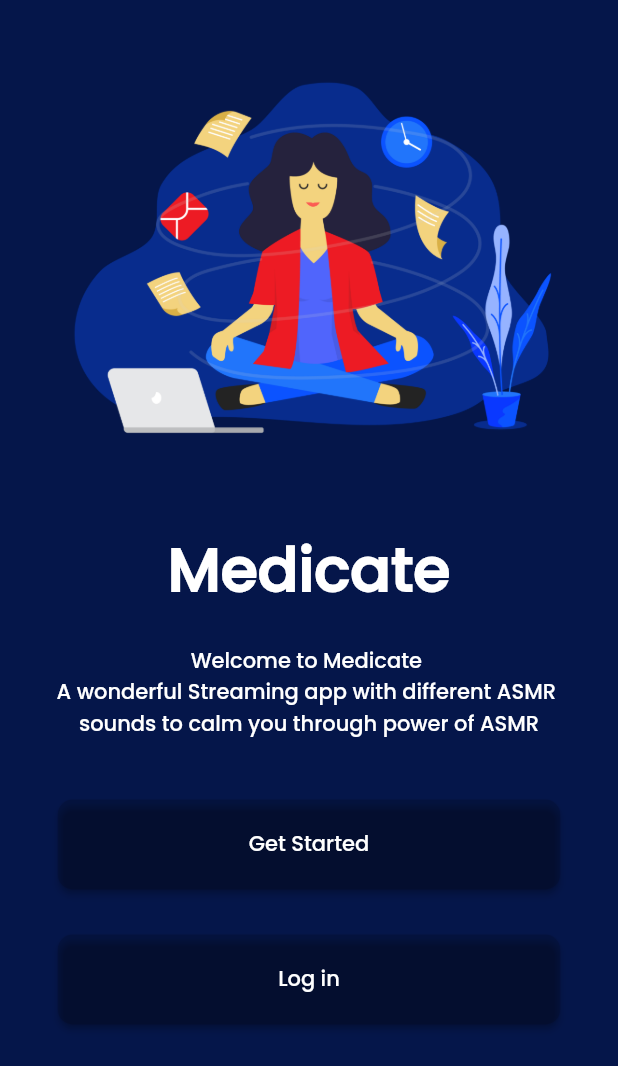
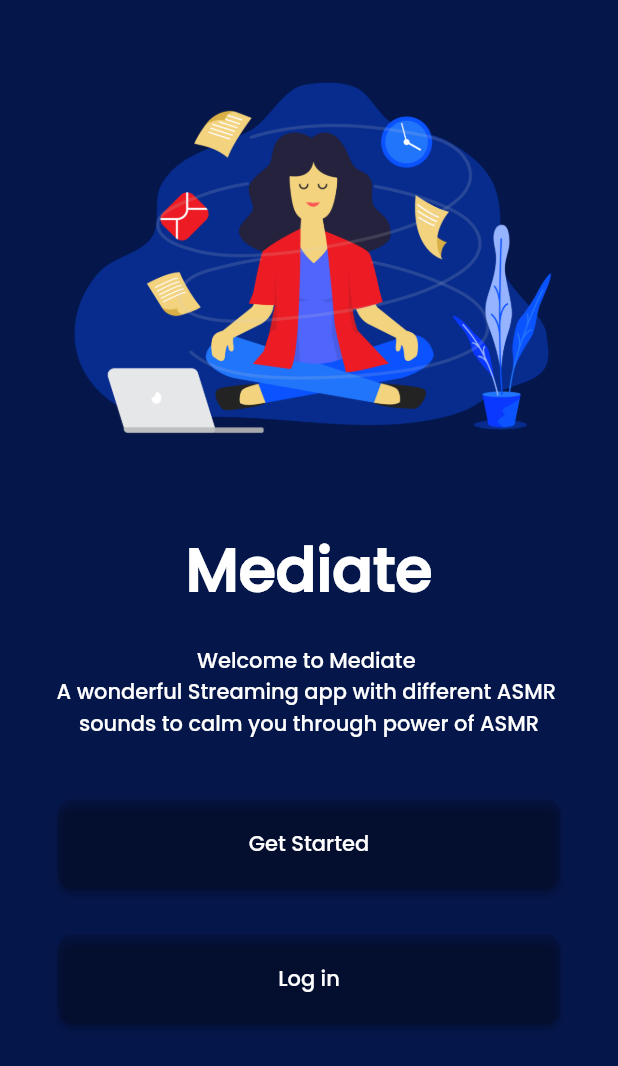
Before and after one commit to chaudharyjatin115/mediate, a Flutter app: the screen it shows after launch, on a phone screen of 412 x 824 dp. Shown: the top 1066 px of the screen. Run offline on Flutter 3.47's test engine with Material 2 defaults, Android fonts, the phone set to English and light mode, and no system bars.

Commit message:
fixing some typos and changing input color

```diff
--- a/lib/screens /on_boarding_screen.dart
+++ b/lib/screens /on_boarding_screen.dart
@@ -21,7 +21,7 @@ class OnBoardingScreen extends StatelessWidget {
               const Padding(
                 padding: EdgeInsets.only(bottom: 20.0),
                 child: Text(
-                  'Medicate',
+                  'Mediate',
                   style: TextStyle(
                       fontSize: 40.0,
                       color: Colors.white,
@@ -29,7 +29,7 @@ class OnBoardingScreen extends StatelessWidget {
                 ),
               ),
               const Text(
-                'Welcome to Medicate ',
+                'Welcome to Mediate ',
                 style: TextStyle(color: Colors.white),
               ),
               const Text(
--- a/lib/widgets/custom_input_field.dart
+++ b/lib/widgets/custom_input_field.dart
@@ -14,7 +14,7 @@ class InputTextField extends StatelessWidget {
         width: 380.0,
         color: Colors.black12,
         child: TextField(
-        style:const  TextStyle(color: Colors.white),
+          style: const TextStyle(color: Colors.grey),
           obscureText: isTrue!,
           textAlign: TextAlign.start,
           autocorrect: false,
```
Also changed, not shown: lib/screens /sign_up_screen.dart (+5 -8 lines).
